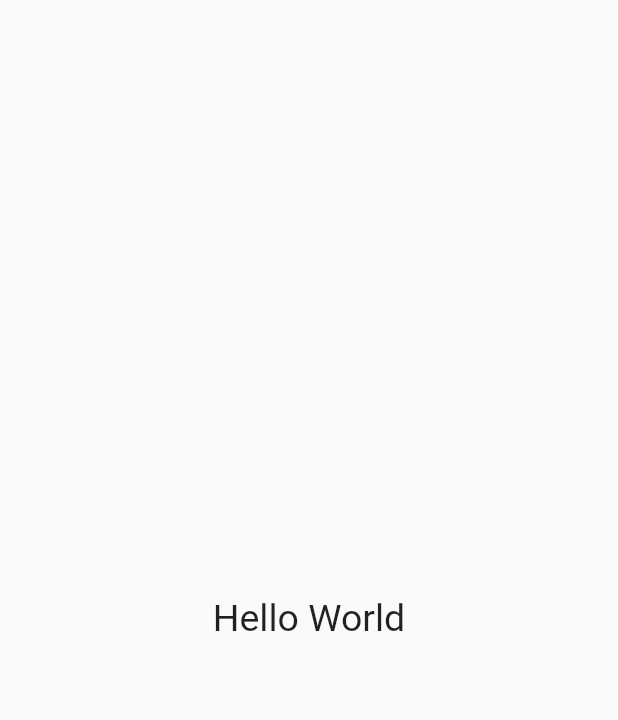
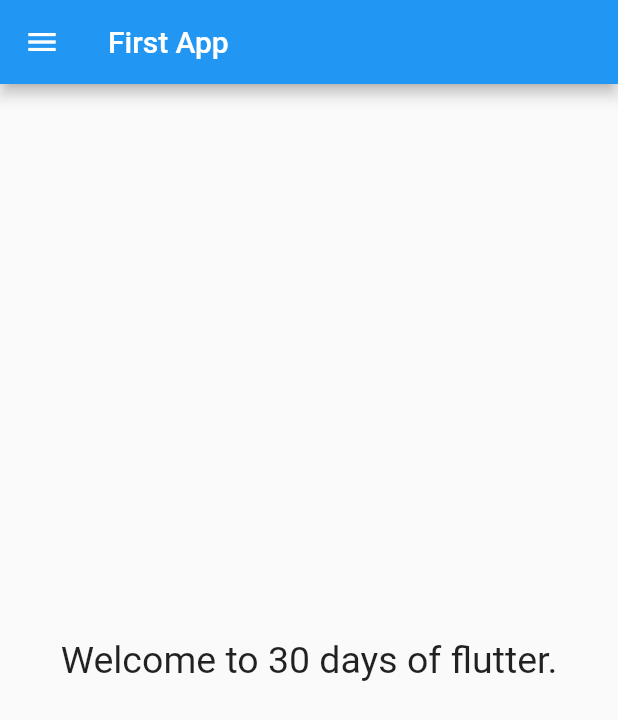
Before and after one commit to MDSAJIBCHOWDHURY/Flutter-in-30days, a Flutter app: the screen it shows after launch, on a phone screen of 412 x 824 dp. Shown: the top 720 px of the screen. Run offline on Flutter 3.47's test engine with Material 2 defaults, Android fonts, the phone set to English and light mode, and no system bars.

Commit message:
complete Day2

```diff
--- /dev/null
+++ b/first_app/lib/homepage.dart
@@ -0,0 +1,24 @@
+import 'package:flutter/material.dart';
+
+class HomePage extends StatelessWidget {
+  const HomePage({Key? key}) : super(key: key);
+
+  @override
+  Widget build(BuildContext context) {
+    const days = 30;
+    return Scaffold(
+      appBar: AppBar(
+        title: Text('First App'),
+      ),
+      body: Center(
+        child: Container(
+          child: Text(
+            'Welcome to $days days of flutter.',
+            style: TextStyle(fontSize: 25.0),
+          ),
+        ),
+      ),
+      drawer: Drawer(),
+    );
+  }
+}
--- a/first_app/lib/main.dart
+++ b/first_app/lib/main.dart
@@ -1,3 +1,4 @@
+import 'package:first_app/homepage.dart';
 import 'package:flutter/material.dart';
 
 void main() {
@@ -9,17 +10,6 @@ class MyApp extends StatelessWidget {
 
   @override
   Widget build(BuildContext context) {
-    return MaterialApp(
-      home: Material(
-        child: Center(
-          child: Container(
-            child: Text(
-              'Hello World',
-              style: TextStyle(fontSize: 25.0),
-            ),
-          ),
-        ),
-      ),
-    );
+    return MaterialApp(home: HomePage());
   }
 }
```
